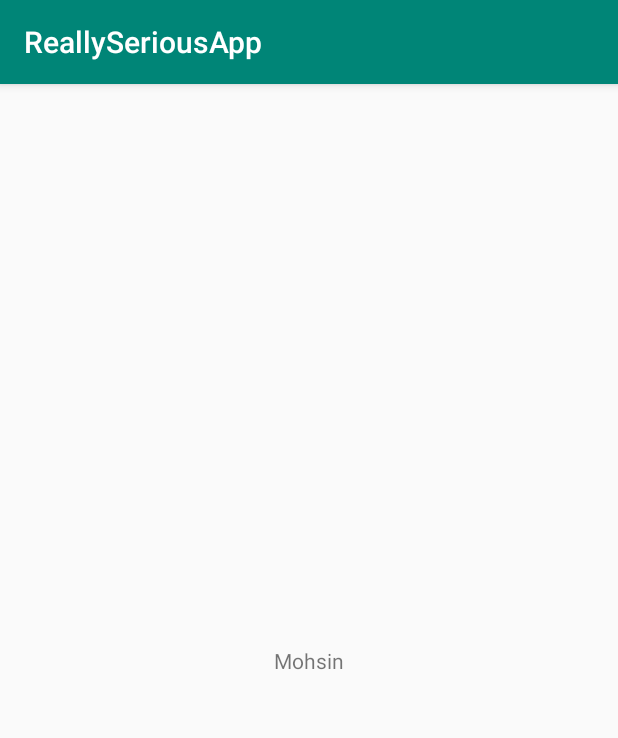
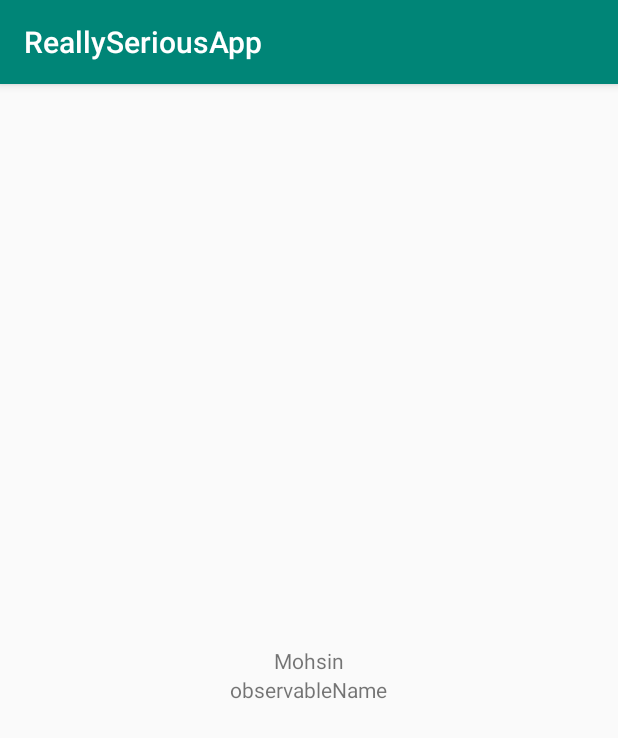
Before and after one commit to revipod/ReallySeriousApp, an Android app: the screen it shows after launch (MainActivity), on a phone screen of 412 x 824 dp. Shown: the top 738 px of the screen. Run offline under Robolectric (Android 15) with nearby library versions, the phone set to English and light mode, and no system bars; our stand-ins replace data binding.

Commit message:
Adding reactive kotlin for smoother UI updates
Implementing usage of Observable streams to increase app preformance and quality

```diff
--- a/app/build.gradle
+++ b/app/build.gradle
@@ -35,4 +35,6 @@ dependencies {
     testImplementation 'junit:junit:4.12'
     androidTestImplementation 'androidx.test.ext:junit:1.1.0'
     androidTestImplementation 'androidx.test.espresso:espresso-core:3.1.1'
+
+    implementation 'io.reactivex.rxjava2:rxkotlin:2.4.0'
 }
--- a/app/src/main/java/com/example/reallyseriousapp/UserViewModel.kt
+++ b/app/src/main/java/com/example/reallyseriousapp/UserViewModel.kt
@@ -1,7 +1,10 @@
 package com.example.reallyseriousapp
+
+import androidx.databinding.ObservableField
 
 class UserViewModel {
 
-    var name = "Mohsin"
+    val name = "Mohsin"
+    var observableName = ObservableField<String>("observableName")
 
 }
--- a/app/src/main/res/layout/activity_main.xml
+++ b/app/src/main/res/layout/activity_main.xml
@@ -15,6 +15,7 @@
     tools:context=".MainActivity">
 
     <TextView
+        android:id="@+id/name"
         android:layout_width="wrap_content"
         android:layout_height="wrap_content"
         android:text="@{viewModel.name}"
@@ -23,5 +24,14 @@
         app:layout_constraintRight_toRightOf="parent"
         app:layout_constraintTop_toTopOf="parent" />
 
+    <TextView
+        android:id="@+id/observableName"
+        android:layout_width="wrap_content"
+        android:layout_height="wrap_content"
+        android:text="@{viewModel.observableName}"
+        app:layout_constraintTop_toBottomOf="@+id/name"
+        app:layout_constraintStart_toStartOf="parent"
+        app:layout_constraintEnd_toEndOf="parent"/>
+
 </androidx.constraintlayout.widget.ConstraintLayout>
 </layout>
```
